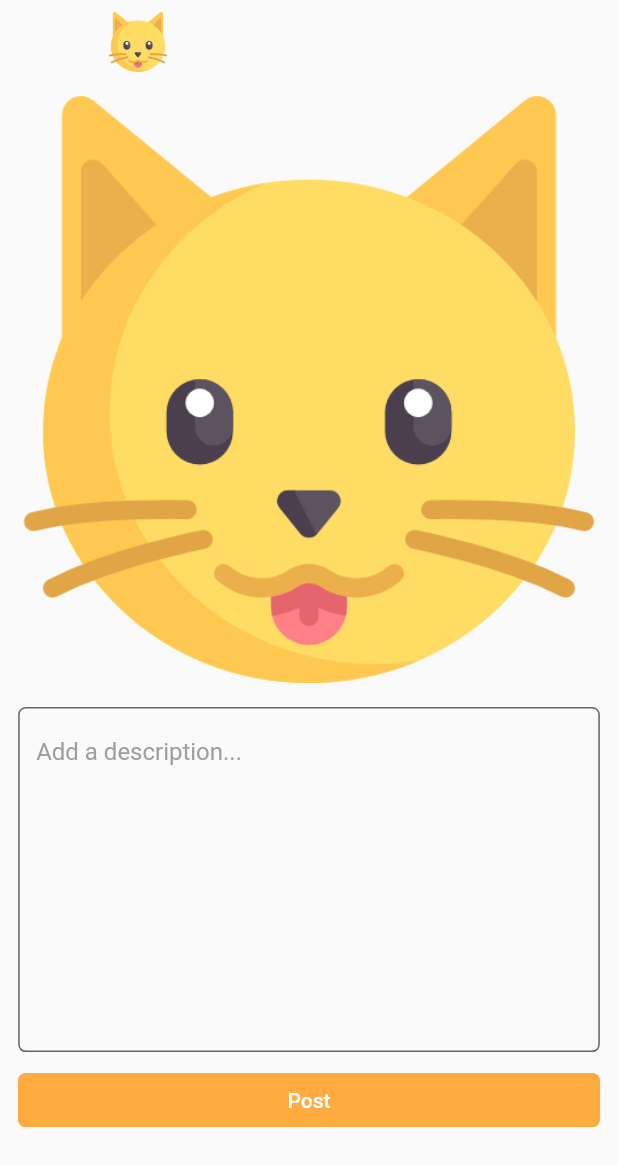
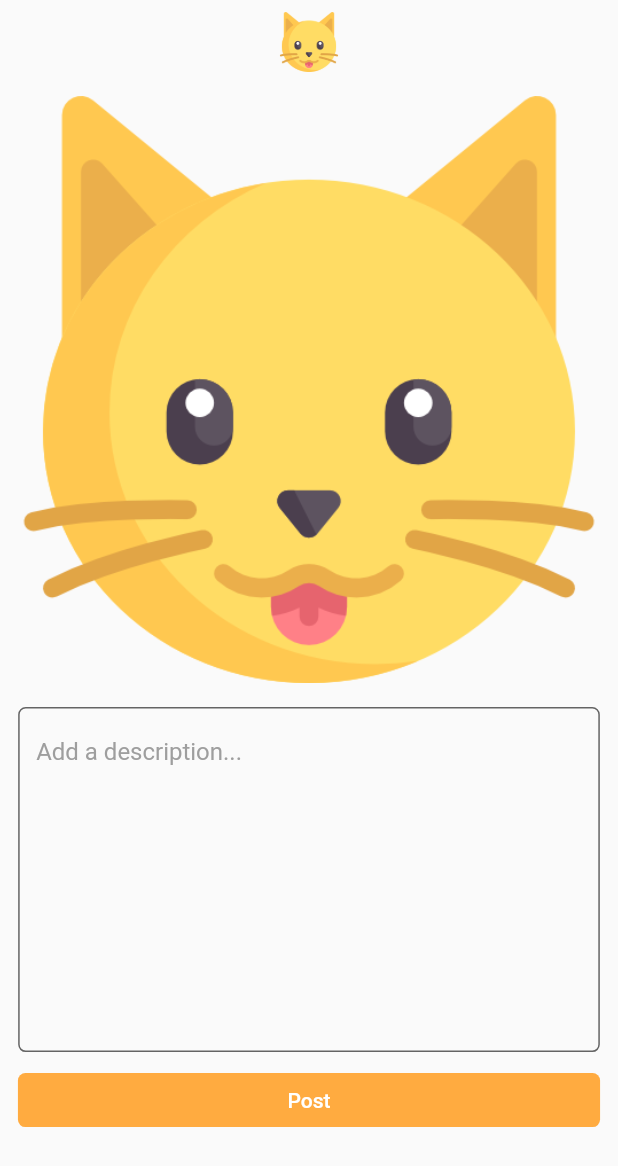
Before and after one commit to gulomer0/catstagram, a Flutter app: the AddScreen2 screen opened directly, on a phone screen of 412 x 824 dp. Shown: the top 1166 px of the screen. Run offline on Flutter 3.47's test engine with Material 2 defaults, Android fonts, the phone set to English and light mode, and no system bars; our stand-ins replace cloud_firestore, firebase_auth, firebase_core, firebase_storage, image_picker, lottie; accounts and stored records are empty.

Commit message:
some changes

```diff
--- a/lib/screens/add_screen_2.dart
+++ b/lib/screens/add_screen_2.dart
@@ -18,6 +18,7 @@ class _AddScreen2State extends State<AddScreen2> {
     return Scaffold(
       appBar: AppBar(
         leading: Container(),
+        centerTitle: true,
         elevation: 0,
         backgroundColor: Theme.of(context).scaffoldBackgroundColor,
         title: Image.asset(
@@ -25,7 +26,8 @@ class _AddScreen2State extends State<AddScreen2> {
           height: 40,
         ),
       ),
-      body: Column(
+      body: SingleChildScrollView(
+        child: Column(
           children: [
             Row(
               mainAxisAlignment: MainAxisAlignment.center,
@@ -87,6 +89,7 @@ class _AddScreen2State extends State<AddScreen2> {
             ),
           ],
         ),
+      ),
     );
   }
 }
```
Lines whose indentation alone changed are shown as unchanged.
